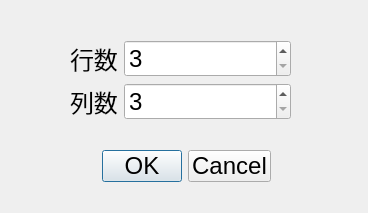
This is dlg_setting.ui in shine2shine/Schulte-Gride as Qt 5 draws it before an edit. The edited form follows.
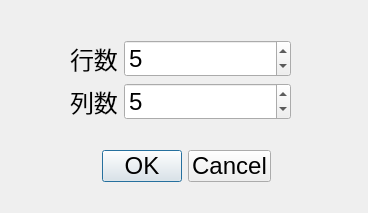
This is the edited form.

Diff of the .ui file:
```diff
--- a/dlg_setting.ui
+++ b/dlg_setting.ui
@@ -80,6 +80,9 @@
       <property name="maximum">
        <number>10</number>
       </property>
+      <property name="value">
+       <number>5</number>
+      </property>
      </widget>
     </item>
     <item row="1" column="0">
@@ -107,6 +110,9 @@
       <property name="maximum">
        <number>10</number>
       </property>
+      <property name="value">
+       <number>5</number>
+      </property>
      </widget>
     </item>
    </layout>
```
